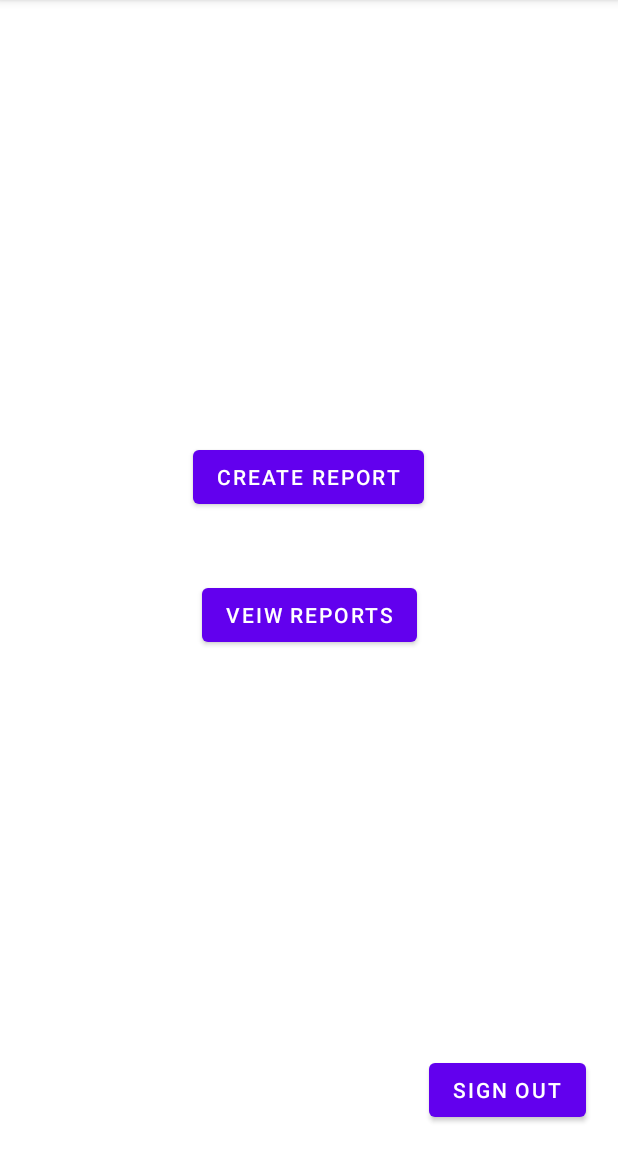
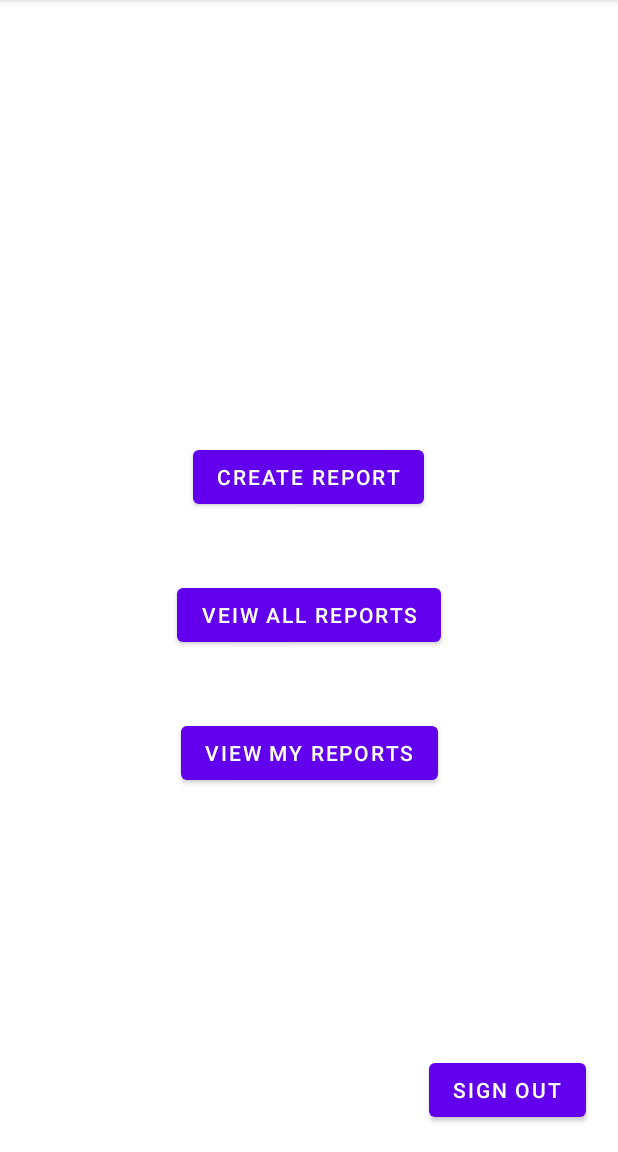
Before and after one commit to jordanF0ster/Berwyn-Heights-Invasive-Species, an Android app: the screen it shows after launch once a user with an empty profile is signed in (ReportingHomeActivity), on a phone screen of 412 x 824 dp, the part 84-1236 px from its top. Run offline under Robolectric (Android 15) with nearby library versions, the light colour scheme and no system bars; our stand-ins replace Firebase (no records; nobody signed in at launch, a user with empty details on screens opened directly).

Commit message:
can see report creator and filter for user created reports

```diff
--- a/InvasiveSpecies/app/src/main/java/com/example/invasivespecies/Report.kt
+++ b/InvasiveSpecies/app/src/main/java/com/example/invasivespecies/Report.kt
@@ -1,6 +1,7 @@
 package com.example.invasivespecies
 
 import android.location.Location
+import android.os.Parcelable
 import com.google.firebase.database.IgnoreExtraProperties
 import java.util.*
 
@@ -13,6 +14,7 @@ class Report {
     var notes: String? = null
     var location: Location? = null
     var status = Status.NOTDONE
+    var creator: String
 
     enum class Status {
         NOTDONE, DONE
@@ -24,7 +26,8 @@ class Report {
         color: String,
         amount: String,
         notes: String,
-        location: Location?
+        location: Location?,
+        creator: String = "none"
     ) {
         this.id = id
         this.plantname = plantname
@@ -32,5 +35,6 @@ class Report {
         this.amount = amount
         this.notes = notes
         this.location = location
+        this.creator = creator
     }
 }
--- a/InvasiveSpecies/app/src/main/java/com/example/invasivespecies/ReportItemAdapter.kt
+++ b/InvasiveSpecies/app/src/main/java/com/example/invasivespecies/ReportItemAdapter.kt
@@ -42,6 +42,7 @@ class ReportItemAdapter(private val mContext: Context) :
         var mAmountTextView: TextView? = null
         var mNotesTextView: TextView? = null
         var mCheckBox: CheckBox? = null
+        var mCreatorTextView: TextView? = null
     }
 
     override fun onCreateViewHolder(parent: ViewGroup, viewType: Int): ViewHolder {
@@ -55,6 +56,7 @@ class ReportItemAdapter(private val mContext: Context) :
         viewHolder.mAmountTextView = viewHolder.mItemLayout.findViewById<TextView>(R.id.plant_name_amount)
         viewHolder.mNotesTextView = viewHolder.mItemLayout.findViewById<TextView>(R.id.plant_item_notes)
         viewHolder.mCheckBox = viewHolder.mItemLayout.findViewById<CheckBox>(R.id.plant_item_checkBox)
+        viewHolder.mCreatorTextView = viewHolder.mItemLayout.findViewById<TextView>(R.id.plant_item_creator)
 
         return viewHolder
     }
@@ -70,6 +72,7 @@ class ReportItemAdapter(private val mContext: Context) :
             viewHolder.mAmountTextView!!.text = reportItem.amount
             viewHolder.mNotesTextView!!.text = reportItem.notes
             viewHolder.mCheckBox!!.isChecked = reportItem.status == Report.Status.DONE
+            viewHolder.mCreatorTextView!!.text = "Created by: " + reportItem.creator
 
             viewHolder.mCheckBox!!.setOnCheckedChangeListener{ _, isChecked ->
                 if(isChecked) {
--- a/InvasiveSpecies/app/src/main/java/com/example/invasivespecies/ReportingHomeActivity.kt
+++ b/InvasiveSpecies/app/src/main/java/com/example/invasivespecies/ReportingHomeActivity.kt
@@ -9,6 +9,7 @@ import com.google.firebase.ktx.Firebase
 
 private lateinit var createReportButton : Button
 private lateinit var viewReportsButton: Button
+private lateinit var viewMyReportsButton: Button
 private lateinit var signOutButton: Button
 
 class ReportingHomeActivity : AppCompatActivity() {
@@ -18,10 +19,12 @@ class ReportingHomeActivity : AppCompatActivity() {
 
         createReportButton = findViewById(R.id.createReportButton)
         viewReportsButton = findViewById(R.id.viewReportsButton)
+        viewMyReportsButton = findViewById(R.id.viewMyReportsButton)
         signOutButton = findViewById(R.id.signOutButton)
 
         createReportButton.setOnClickListener { createReport() }
-        viewReportsButton.setOnClickListener { viewReports() }
+        viewReportsButton.setOnClickListener { viewReports(VIEW_ALL) }
+        viewMyReportsButton.setOnClickListener { viewReports(VIEW_PERSONAL) }
         signOutButton.setOnClickListener { signOutAccount() }
     }
 
@@ -46,15 +49,20 @@ class ReportingHomeActivity : AppCompatActivity() {
         )
     }
 
-    private fun viewReports() {
-        startActivityForResult(
-            Intent(
-                this,
-                ViewReports::class.java
-            ),
-            ReportingActivity.VIEW_REPORT_REQUEST
+    private fun viewReports(type: String) {
+        val intent = Intent(
+            this,
+            ViewReports::class.java
+        )
+        intent.putExtra(TYPE, type)
+        startActivity(
+            intent
         )
     }
 
-
+    companion object {
+        const val TYPE = "type"
+        const val VIEW_ALL = "all"
+        const val VIEW_PERSONAL = "personal"
+    }
 }
--- a/InvasiveSpecies/app/src/main/res/layout/activity_reporting_home.xml
+++ b/InvasiveSpecies/app/src/main/res/layout/activity_reporting_home.xml
@@ -25,7 +25,7 @@
         android:layout_marginStart="133dp"
         android:layout_marginTop="44dp"
         android:layout_marginEnd="133dp"
-        android:text="Veiw Reports"
+        android:text="Veiw All Reports"
         app:layout_constraintEnd_toEndOf="parent"
         app:layout_constraintStart_toStartOf="parent"
         app:layout_constraintTop_toBottomOf="@+id/createReportButton" />
@@ -39,4 +39,16 @@
         android:text="Sign Out"
         app:layout_constraintBottom_toBottomOf="parent"
         app:layout_constraintEnd_toEndOf="parent" />
+
+    <Button
+        android:id="@+id/viewMyReportsButton"
+        android:layout_width="wrap_content"
+        android:layout_height="wrap_content"
+        android:layout_marginStart="119dp"
+        android:layout_marginTop="44dp"
+        android:layout_marginEnd="119dp"
+        android:text="View My Reports"
+        app:layout_constraintEnd_toEndOf="parent"
+        app:layout_constraintStart_toStartOf="parent"
+        app:layout_constraintTop_toBottomOf="@+id/viewReportsButton" />
 </androidx.constraintlayout.widget.ConstraintLayout>
```
Also changed, not shown: InvasiveSpecies/app/src/main/java/com/example/invasivespecies/ReportingActivity.kt (+13 -2 lines), InvasiveSpecies/app/src/main/java/com/example/invasivespecies/ViewReports.kt (+29 -9 lines), InvasiveSpecies/app/src/main/res/layout/view_reports_item.xml (+8 -0 lines).
